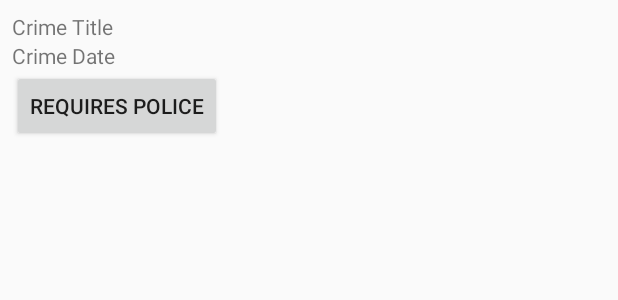
After one commit to akrasnov87/criminal-intent, an Android app: the layout list_item_crime_requres_police.xml on its own in the app's theme, with its tools: preview values and no code run, on a phone screen of 412 x 824 dp. The commit adds this screen. Shown: the top 300 px of the screen. Run offline under Robolectric (Android 15) with nearby library versions, the phone set to English and light mode, and no system bars.

Commit message:
finish practice

```diff
--- a/app/src/main/java/com/example/criminalintent/CrimeLab.java
+++ b/app/src/main/java/com/example/criminalintent/CrimeLab.java
@@ -25,6 +25,7 @@ public class CrimeLab {
             Crime crime = new Crime();
             crime.setTitle("Crime #" + i);
             crime.setSolved(i % 2 == 0); // Для каждого второго объекта
+            crime.setRequiresPolice(i % 3 == 0);
             mCrimes.add(crime);
         }
     }
--- /dev/null
+++ b/app/src/main/res/layout/list_item_crime_requres_police.xml
@@ -0,0 +1,27 @@
+<?xml version="1.0" encoding="utf-8"?>
+<LinearLayout
+    android:id="@+id/crime_requires_police_layout"
+    xmlns:android="http://schemas.android.com/apk/res/android"
+    android:orientation="vertical"
+    android:layout_width="match_parent"
+    android:layout_height="wrap_content"
+    android:padding="8dp">
+
+    <TextView
+        android:id="@+id/crime_title"
+        android:layout_width="match_parent"
+        android:layout_height="wrap_content"
+        android:text="Crime Title" />
+
+    <TextView
+        android:id="@+id/crime_date"
+        android:layout_width="match_parent"
+        android:layout_height="wrap_content"
+        android:text="Crime Date"/>
+
+    <Button
+        android:id="@+id/crime_requires_police_button"
+        android:layout_width="wrap_content"
+        android:layout_height="wrap_content"
+        android:text="@string/requires_police"/>
+</LinearLayout>
--- a/app/src/main/res/values/strings.xml
+++ b/app/src/main/res/values/strings.xml
@@ -4,4 +4,5 @@
     <string name="crime_title_label">Title</string>
     <string name="crime_details_label">Details</string>
     <string name="crime_solved_label">Solved</string>
+    <string name="requires_police">Requires police</string>
 </resources>
```
Also changed, not shown: app/src/main/java/com/example/criminalintent/Crime.java (+9 -0 lines), app/src/main/java/com/example/criminalintent/CrimeListFragment.java (+46 -4 lines).
